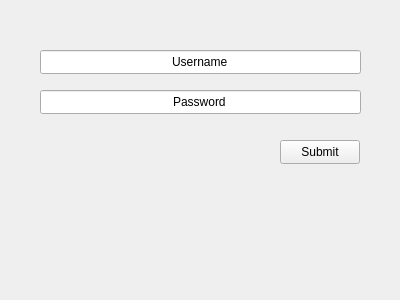
Qt form loginwindow.ui (Starflight-code/PassPro) before a commit.
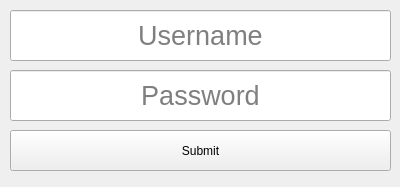
The same form after that commit.

Commit message: Adjusted login page, added event handling Added event handling for return key pressing and hitting the submit button. Hid the password display text (****), and adjusted the size of some UI elements. (#5)

Diff of the .ui file:
```diff
--- a/loginwindow.ui
+++ b/loginwindow.ui
@@ -7,7 +7,7 @@
     <x>0</x>
     <y>0</y>
     <width>400</width>
-    <height>300</height>
+    <height>187</height>
    </rect>
   </property>
   <property name="windowTitle">
@@ -16,16 +16,30 @@
   <widget class="QLineEdit" name="lineEdit">
    <property name="geometry">
     <rect>
-     <x>40</x>
-     <y>50</y>
-     <width>321</width>
-     <height>24</height>
+     <x>10</x>
+     <y>10</y>
+     <width>381</width>
+     <height>51</height>
     </rect>
    </property>
+   <property name="font">
+    <font>
+     <pointsize>20</pointsize>
+    </font>
+   </property>
    <property name="layoutDirection">
     <enum>Qt::LeftToRight</enum>
    </property>
    <property name="text">
+    <string/>
+   </property>
+   <property name="maxLength">
+    <number>64</number>
+   </property>
+   <property name="alignment">
+    <set>Qt::AlignCenter</set>
+   </property>
+   <property name="placeholderText">
     <string>Username</string>
    </property>
    <property name="alignment">
@@ -35,13 +49,30 @@
   <widget class="QLineEdit" name="lineEdit_2">
    <property name="geometry">
     <rect>
-     <x>40</x>
-     <y>90</y>
-     <width>321</width>
-     <height>24</height>
+     <x>10</x>
+     <y>70</y>
+     <width>381</width>
+     <height>51</height>
     </rect>
    </property>
+   <property name="font">
+    <font>
+     <pointsize>20</pointsize>
+    </font>
+   </property>
    <property name="text">
+    <string/>
+   </property>
+   <property name="maxLength">
+    <number>512</number>
+   </property>
+   <property name="echoMode">
+    <enum>QLineEdit::Password</enum>
+   </property>
+   <property name="alignment">
+    <set>Qt::AlignCenter</set>
+   </property>
+   <property name="placeholderText">
     <string>Password</string>
    </property>
    <property name="alignment">
@@ -51,10 +82,10 @@
   <widget class="QPushButton" name="pushButton">
    <property name="geometry">
     <rect>
-     <x>280</x>
-     <y>140</y>
-     <width>80</width>
-     <height>24</height>
+     <x>10</x>
+     <y>130</y>
+     <width>381</width>
+     <height>41</height>
     </rect>
    </property>
    <property name="text">
```
Left out of the diff: 6 changed lines with no effect on the pictures. The commit also changes 3 other files.
